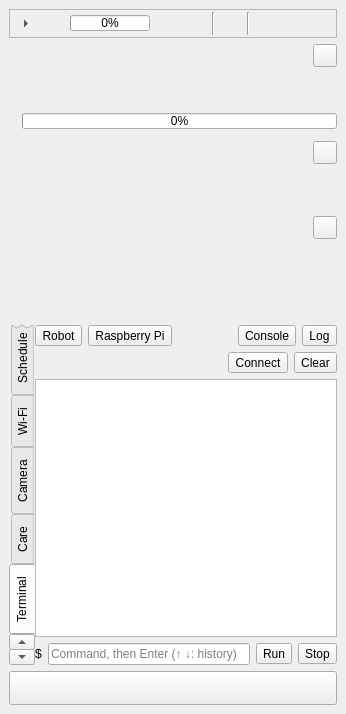
First picture: the form in valetudo_qgis/ui/status_panel.ui, repository sylsta/homeqgis, before the edit.
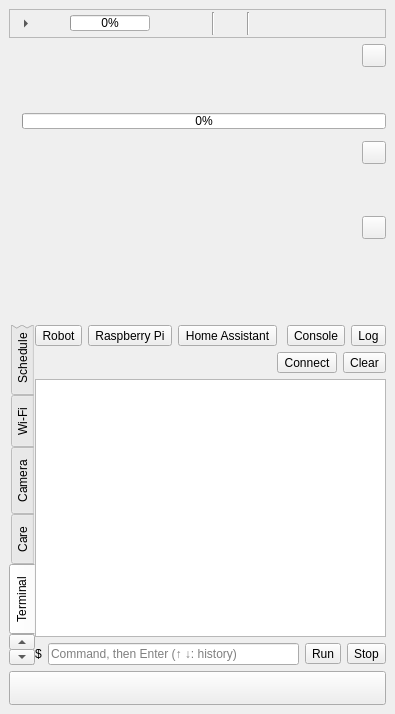
Second picture: the form after the edit. The open tabs and pages were chosen to show the change. Custom widgets are drawn as their Qt base class.

Commit message: Terminal: Home Assistant console and log over SSH (address, user, port and log command in the settings)

```diff
--- a/valetudo_qgis/ui/status_panel.ui
+++ b/valetudo_qgis/ui/status_panel.ui
@@ -1280,6 +1280,22 @@
             </property>
            </widget>
           </item>
+          <item>
+           <widget class="QToolButton" name="btn_term_ha">
+            <property name="text">
+             <string>Home Assistant</string>
+            </property>
+            <property name="checkable">
+             <bool>true</bool>
+            </property>
+            <property name="autoExclusive">
+             <bool>true</bool>
+            </property>
+            <property name="toolTip">
+             <string>Commands and log of the Home Assistant server</string>
+            </property>
+           </widget>
+          </item>
           <item>
            <spacer name="terminal_switches_spacer">
             <property name="orientation">
@@ -1531,6 +1547,98 @@
             </item>
            </layout>
           </widget>
+          <widget class="QWidget" name="tab_ha_console">
+           <layout class="QVBoxLayout" name="tab_ha_console_layout">
+            <property name="leftMargin">
+             <number>0</number>
+            </property>
+            <property name="topMargin">
+             <number>0</number>
+            </property>
+            <property name="rightMargin">
+             <number>0</number>
+            </property>
+            <property name="bottomMargin">
+             <number>0</number>
+            </property>
+            <item>
+             <layout class="QHBoxLayout" name="ha_console_header" stretch="1,0,0">
+              <item>
+               <widget class="QLabel" name="lbl_ha_console_status">
+                <property name="wordWrap">
+                 <bool>true</bool>
+                </property>
+               </widget>
+              </item>
+              <item>
+               <widget class="QToolButton" name="btn_ha_console_connect">
+                <property name="text">
+                 <string>Connect</string>
+                </property>
+               </widget>
+              </item>
+              <item>
+               <widget class="QToolButton" name="btn_ha_console_clear">
+                <property name="text">
+                 <string>Clear</string>
+                </property>
+               </widget>
+              </item>
+             </layout>
+            </item>
+            <item>
+             <widget class="QPlainTextEdit" name="txt_ha_console">
+              <property name="readOnly">
+               <bool>true</bool>
+              </property>
+              <property name="lineWrapMode">
+               <enum>QPlainTextEdit::NoWrap</enum>
+              </property>
+              <property name="maximumBlockCount">
+               <number>5000</number>
+              </property>
+             </widget>
+            </item>
+            <item>
+             <layout class="QHBoxLayout" name="ha_console_input" stretch="0,1,0,0">
+              <item>
+               <widget class="QLabel" name="lbl_ha_console_prompt">
+                <property name="text">
+                 <string notr="true">$</string>
+                </property>
+               </widget>
+              </item>
+              <item>
+               <widget class="QLineEdit" name="edit_ha_console">
+                <property name="placeholderText">
+                 <string>Command, then Enter (↑ ↓: history)</string>
+                </property>
+                <property name="toolTip">
+                 <string>Runs on the Home Assistant server, one command at a time, without a terminal: interactive programs (vi, top, less…) do not work. cd is kept from one command to the next, variables are not.</string>
+                </property>
+               </widget>
+              </item>
+              <item>
+               <widget class="QToolButton" name="btn_ha_console_run">
+                <property name="text">
+                 <string>Run</string>
+                </property>
+               </widget>
+              </item>
+              <item>
+               <widget class="QToolButton" name="btn_ha_console_stop">
+                <property name="text">
+                 <string>Stop</string>
+                </property>
+                <property name="toolTip">
+                 <string>Stop the running command (reconnects).</string>
+                </property>
+               </widget>
+              </item>
+             </layout>
+            </item>
+           </layout>
+          </widget>
           <widget class="QWidget" name="tab_log">
            <layout class="QVBoxLayout" name="tab_log_layout">
             <property name="leftMargin">
```
Left out of the diff: 57 changed lines with no effect on the pictures. The commit also changes 8 other files.
